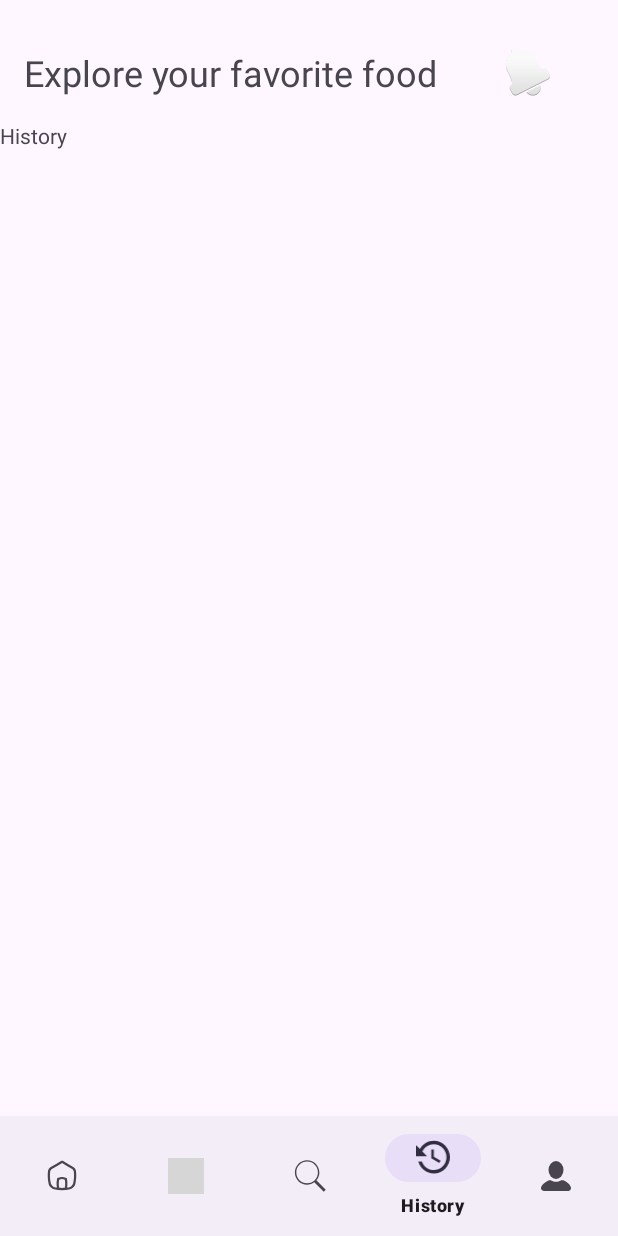
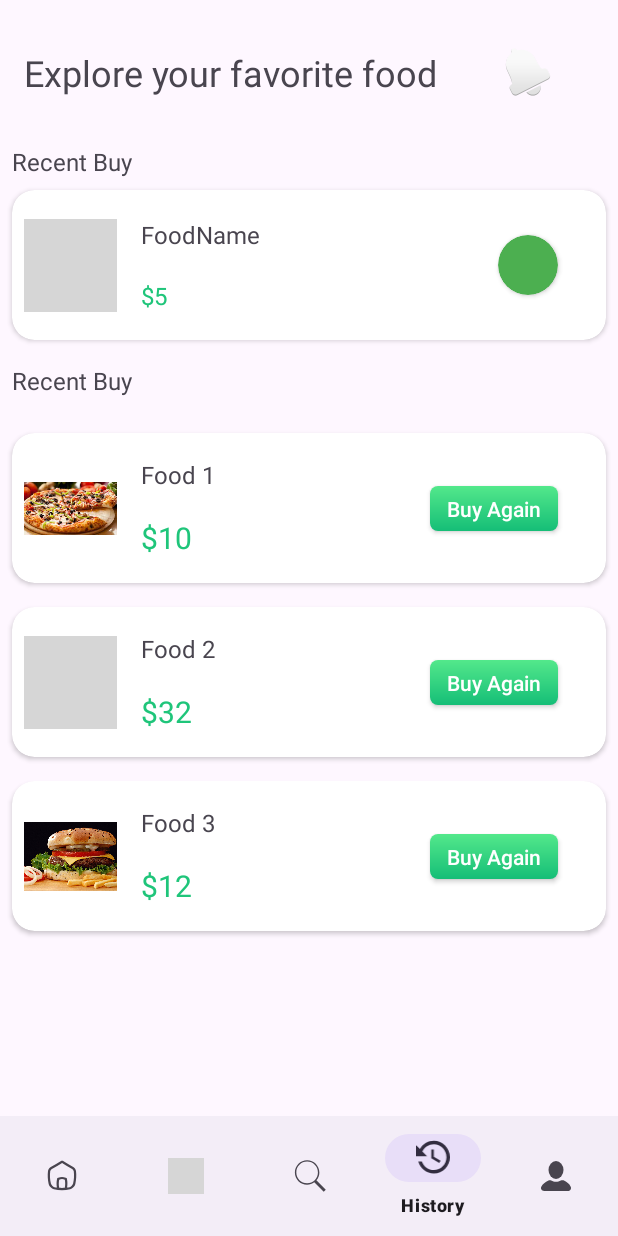
Before and after one commit to amansaraswat177/MunchMate, an Android app: the HistoryFragment screen opened through its navigation route, on a phone screen of 412 x 824 dp. Run offline under Robolectric (Android 15) with nearby library versions, the phone set to English and light mode, and no system bars; our stand-ins replace navigation-ui; libraries missing offline, so code that uses them is left out: com.denzcoskun.imageslider; Roboto replaces fonts that are not available here; 7 statements that could not run were skipped; grey boxes are pictures that could not be loaded.

Commit message:
Implementation Of History Fragment Of User Panel Completed

```diff
--- a/app/src/main/java/com/example/munchmate/Fragment/HistoryFragment.kt
+++ b/app/src/main/java/com/example/munchmate/Fragment/HistoryFragment.kt
@@ -5,24 +5,36 @@
 import android.view.LayoutInflater
 import android.view.View
 import android.view.ViewGroup
+import androidx.recyclerview.widget.LinearLayoutManager
 import com.example.munchmate.R
-
+import com.example.munchmate.adapter.BuyAgainAdapter
+import com.example.munchmate.databinding.FragmentHistoryBinding
 
 class HistoryFragment : Fragment() {
-
-
-    override fun onCreate(savedInstanceState: Bundle?) {
-        super.onCreate(savedInstanceState)
-    }
+    private lateinit var binding: FragmentHistoryBinding
+    private lateinit var buyAgainAdapter: BuyAgainAdapter
 
     override fun onCreateView(
         inflater: LayoutInflater, container: ViewGroup?,
         savedInstanceState: Bundle?
     ): View? {
+        binding = FragmentHistoryBinding.inflate(inflater, container, false)
         // Inflate the layout for this fragment
-        return inflater.inflate(R.layout.fragment_history, container, false)
+        setupRecyclerView()
+        return binding.root
     }
 
+    override fun onViewCreated(view: View, savedInstanceState: Bundle?) {
+        super.onViewCreated(view, savedInstanceState)
+        setupRecyclerView()
+    }
 
-
+    private fun setupRecyclerView() {
+        val buyAgainFoodName = arrayListOf("Food 1", "Food 2", "Food 3")
+        val buyAgainFoodPrice = arrayListOf("$10", "$32", "$12")
+        val buyAgainFoodImage = arrayListOf(R.drawable.menu1, R.drawable.menu2, R.drawable.menu3)
+        buyAgainAdapter = BuyAgainAdapter(buyAgainFoodName, buyAgainFoodPrice, buyAgainFoodImage)
+        binding.buyAgainRecyclerView.adapter = buyAgainAdapter
+        binding.buyAgainRecyclerView.layoutManager = LinearLayoutManager(requireContext())
+    }
 }
--- /dev/null
+++ b/app/src/main/java/com/example/munchmate/adapter/BuyAgainAdapter.kt
@@ -0,0 +1,39 @@
+package com.example.munchmate.adapter
+
+import android.view.LayoutInflater
+import android.view.ViewGroup
+import androidx.recyclerview.widget.RecyclerView
+import com.example.munchmate.databinding.BuyAgainItemBinding
+
+class BuyAgainAdapter(
+    private val buyAgainFoodName: ArrayList<String>,
+    private val buyAgainFoodPrice: ArrayList<String>,
+    private val buyAgainFoodImage: ArrayList<Int>
+) : RecyclerView.Adapter<BuyAgainAdapter.BuyAgainViewHolder>() {
+
+    override fun onCreateViewHolder(parent: ViewGroup, viewType: Int): BuyAgainViewHolder {
+        val binding =
+            BuyAgainItemBinding.inflate(LayoutInflater.from(parent.context), parent, false)
+        return BuyAgainViewHolder(binding)
+    }
+
+    override fun onBindViewHolder(holder: BuyAgainViewHolder, position: Int) {
+        holder.bind(
+            buyAgainFoodName[position],
+            buyAgainFoodPrice[position],
+            buyAgainFoodImage[position]
+        )
+    }
+
+    override fun getItemCount(): Int = buyAgainFoodName.size
+
+    class BuyAgainViewHolder(private val binding: BuyAgainItemBinding) :
+        RecyclerView.ViewHolder(binding.root) {
+
+        fun bind(foodName: String, foodPrice: String, foodImage: Int) {
+            binding.buyAgainFoodName.text = foodName
+            binding.buyAgainFoodPrice.text = foodPrice
+            binding.buyAgainFoodImage.setImageResource(foodImage)
+        }
+    }
+}
--- /dev/null
+++ b/app/src/main/res/layout/buy_again_item.xml
@@ -0,0 +1,76 @@
+<?xml version="1.0" encoding="utf-8"?>
+<androidx.constraintlayout.widget.ConstraintLayout xmlns:android="http://schemas.android.com/apk/res/android"
+    android:layout_width="match_parent"
+    android:layout_height="wrap_content"
+    xmlns:app="http://schemas.android.com/apk/res-auto">
+
+    <androidx.cardview.widget.CardView
+        android:id="@+id/cardView2"
+        android:layout_width="match_parent"
+        android:layout_height="100dp"
+        android:layout_marginStart="8dp"
+        android:layout_marginBottom="8dp"
+        android:layout_marginEnd="8dp"
+
+        app:cardCornerRadius="15dp"
+        android:layout_marginTop="8dp"
+        app:layout_constraintBottom_toBottomOf="parent"
+        app:layout_constraintEnd_toEndOf="parent"
+        app:layout_constraintStart_toStartOf="parent"
+        app:layout_constraintTop_toTopOf="parent">
+
+        <androidx.constraintlayout.widget.ConstraintLayout
+            android:id="@+id/buyAgainFoodButton"
+            android:layout_width="match_parent"
+            android:layout_height="match_parent">
+
+            <ImageView
+                android:id="@+id/buyAgainFoodImage"
+                android:layout_width="62dp"
+                android:layout_height="62dp"
+                android:layout_marginStart="8dp"
+                android:layout_marginTop="8dp"
+                android:layout_marginBottom="8dp"
+                android:src="@drawable/menu2"
+                app:layout_constraintBottom_toBottomOf="parent"
+                app:layout_constraintStart_toStartOf="parent"
+                app:layout_constraintTop_toTopOf="parent" />
+
+            <TextView
+                android:id="@+id/buyAgainFoodName"
+                android:layout_width="wrap_content"
+                android:layout_height="wrap_content"
+                android:layout_marginLeft="16dp"
+                android:text="FoodName"
+                android:textSize="16sp"
+                app:layout_constraintBottom_toTopOf="@+id/buyAgainFoodPrice"
+                app:layout_constraintStart_toEndOf="@+id/buyAgainFoodImage"
+                app:layout_constraintTop_toTopOf="parent" />
+
+            <TextView
+                android:id="@+id/buyAgainFoodPrice"
+                android:layout_width="wrap_content"
+                android:layout_height="wrap_content"
+                android:text="$5"
+                android:textColor="@color/textcolor"
+                android:textSize="20sp"
+                app:layout_constraintBottom_toBottomOf="parent"
+                app:layout_constraintStart_toStartOf="@+id/buyAgainFoodName"
+                app:layout_constraintTop_toBottomOf="@+id/buyAgainFoodName" />
+
+            <androidx.appcompat.widget.AppCompatButton
+                android:layout_width="85dp"
+                android:layout_height="30dp"
+                android:layout_marginEnd="32dp"
+                android:background="@drawable/addtocartshape"
+                android:text="Buy Again"
+                android:textAllCaps="false"
+                android:textColor="@color/white"
+                android:textSize="14sp"
+                app:layout_constraintBottom_toBottomOf="parent"
+                app:layout_constraintEnd_toEndOf="parent"
+                app:layout_constraintTop_toTopOf="parent" />
+        </androidx.constraintlayout.widget.ConstraintLayout>
+
+    </androidx.cardview.widget.CardView>
+</androidx.constraintlayout.widget.ConstraintLayout>
--- a/app/src/main/res/layout/fragment_history.xml
+++ b/app/src/main/res/layout/fragment_history.xml
@@ -1,14 +1,110 @@
 <?xml version="1.0" encoding="utf-8"?>
 <FrameLayout xmlns:android="http://schemas.android.com/apk/res/android"
+    xmlns:app="http://schemas.android.com/apk/res-auto"
     xmlns:tools="http://schemas.android.com/tools"
     android:layout_width="match_parent"
     android:layout_height="match_parent"
     tools:context=".Fragment.HistoryFragment">
 
-    <!-- TODO: Update blank fragment layout -->
-    <TextView
+    <androidx.constraintlayout.widget.ConstraintLayout
         android:layout_width="match_parent"
-        android:layout_height="match_parent"
-        android:text="History" />
+        android:layout_height="match_parent">
 
+        <TextView
+            android:id="@+id/textView23"
+            android:layout_width="wrap_content"
+            android:layout_height="wrap_content"
+            android:textSize="16sp"
+            android:layout_marginStart="8dp"
+            android:layout_marginTop="16dp"
+            android:text="Recent Buy"
+            app:layout_constraintStart_toStartOf="parent"
+            app:layout_constraintTop_toTopOf="parent" />
+
+        <androidx.cardview.widget.CardView
+            android:id="@+id/cardView2"
+            android:layout_width="match_parent"
+            android:layout_height="100dp"
+            android:layout_marginStart="8dp"
+            android:layout_marginTop="8dp"
+            android:layout_marginEnd="8dp"
+            app:cardCornerRadius="15dp"
+            app:layout_constraintEnd_toEndOf="parent"
+            app:layout_constraintStart_toStartOf="parent"
+            app:layout_constraintTop_toBottomOf="@+id/textView23">
+
+            <androidx.constraintlayout.widget.ConstraintLayout
+                android:layout_width="match_parent"
+                android:layout_height="match_parent">
+
+                <ImageView
+                    android:id="@+id/buyAgainFoodImage"
+                    android:layout_width="62dp"
+                    android:layout_height="62dp"
+                    android:layout_marginStart="8dp"
+                    android:layout_marginTop="8dp"
+                    android:layout_marginBottom="8dp"
+                    android:src="@drawable/menu2"
+                    app:layout_constraintBottom_toBottomOf="parent"
+                    app:layout_constraintStart_toStartOf="parent"
+                    app:layout_constraintTop_toTopOf="parent" />
+
+                <TextView
+                    android:id="@+id/buyAgainFoodName"
+                    android:layout_width="wrap_content"
+                    android:layout_height="wrap_content"
+                    android:layout_marginLeft="16dp"
+                    android:textSize="16sp"
+                    android:text="FoodName"
+                    app:layout_constraintBottom_toTopOf="@+id/buyAgainFoodPrice"
+                    app:layout_constraintStart_toEndOf="@+id/buyAgainFoodImage"
+                    app:layout_constraintTop_toTopOf="parent" />
+
+                <TextView
+                    android:id="@+id/buyAgainFoodPrice"
+                    android:layout_width="wrap_content"
+                    android:layout_height="wrap_content"
+                    android:text="$5"
+                    android:textSize="16sp"
+                    android:textColor="@color/textcolor"
+                    app:layout_constraintBottom_toBottomOf="parent"
+                    app:layout_constraintStart_toStartOf="@+id/buyAgainFoodName"
+                    app:layout_constraintTop_toBottomOf="@+id/buyAgainFoodName" />
+
+                <androidx.cardview.widget.CardView
+                    android:id="@+id/orderStatus"
+                    android:layout_width="40dp"
+                    android:layout_height="40dp"
+                    android:layout_marginEnd="32dp"
+                    app:cardBackgroundColor="#4CAF50"
+                    app:cardCornerRadius="20dp"
+                    app:layout_constraintBottom_toBottomOf="parent"
+                    app:layout_constraintEnd_toEndOf="parent"
+                    app:layout_constraintTop_toTopOf="parent" />
+            </androidx.constraintlayout.widget.ConstraintLayout>
+
+        </androidx.cardview.widget.CardView>
+
+        <TextView
+            android:id="@+id/textView26"
+            android:layout_width="wrap_content"
+            android:layout_height="wrap_content"
+            android:layout_marginStart="8dp"
+            android:layout_marginTop="16dp"
+            android:textSize="16sp"
+            android:text="Recent Buy"
+            app:layout_constraintStart_toStartOf="parent"
+            app:layout_constraintTop_toBottomOf="@+id/cardView2" />
+
+        <androidx.recyclerview.widget.RecyclerView
+            android:id="@+id/buyAgainRecyclerView"
+            android:layout_width="match_parent"
+            android:layout_height="0dp"
+            android:layout_marginTop="16dp"
+            app:layout_constraintBottom_toBottomOf="parent"
+            app:layout_constraintEnd_toEndOf="parent"
+            app:layout_constraintStart_toStartOf="parent"
+            app:layout_constraintTop_toBottomOf="@+id/textView26"
+            tools:listitem="@layout/buy_again_item" />
+    </androidx.constraintlayout.widget.ConstraintLayout>
 </FrameLayout>
```
